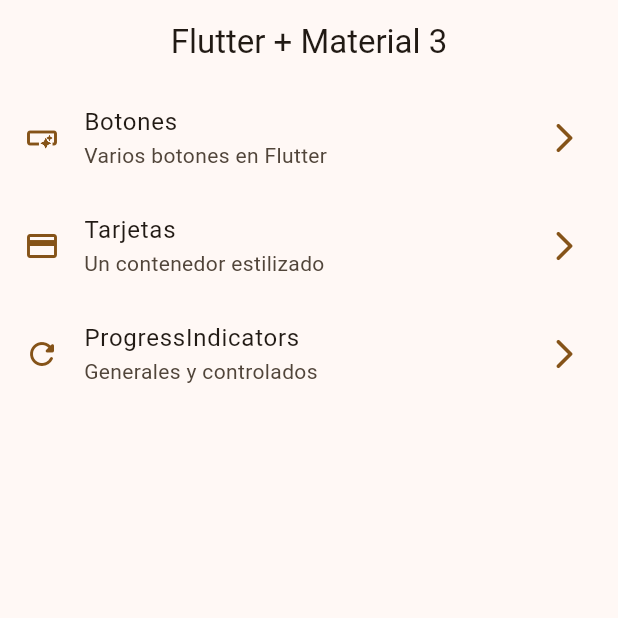
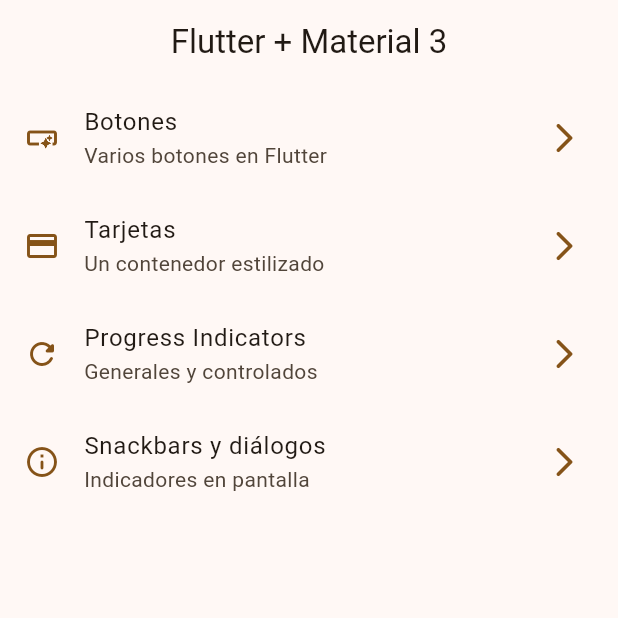
Before and after one commit to URR505/widgets_app, a Flutter app: the screen it shows after launch, on a phone screen of 412 x 824 dp, the top half of it. Run offline on Flutter 3.47's test engine with Material 3 defaults, Android fonts, the phone set to English and light mode, and no system bars; our stand-ins replace go_router.

Commit message:
snackbars dialogs terminados

```diff
--- a/lib/config/menu/menu_items.dart
+++ b/lib/config/menu/menu_items.dart
@@ -25,8 +25,13 @@ const appMenuItems = <MenuItem>[
       link: '/card',
       icon: Icons.credit_card),
   MenuItem(
-      title: 'ProgressIndicators',
+      title: 'Progress Indicators',
       subTitle: 'Generales y controlados',
       link: '/progress',
       icon: Icons.refresh_rounded),
+  MenuItem(
+      title: 'Snackbars y diálogos',
+      subTitle: 'Indicadores en pantalla',
+      link: '/snackbars',
+      icon: Icons.info_outline_rounded),
 ];
--- a/lib/config/router/app_router.dart
+++ b/lib/config/router/app_router.dart
@@ -24,4 +24,10 @@ final appRouter = GoRouter(initialLocation: '/', routes: [
     pageBuilder: (context, state) =>
         const CupertinoPage(child: ProgressScreen()),
   ),
+  GoRoute(
+    path: '/snackbars',
+    name: SnackbarScreen.name,
+    pageBuilder: (context, state) =>
+        const CupertinoPage(child: SnackbarScreen()),
+  ),
 ]);
--- a/lib/main.dart
+++ b/lib/main.dart
@@ -12,6 +12,7 @@ class MainApp extends StatelessWidget {
   @override
   Widget build(BuildContext context) {
     return MaterialApp.router(
+      title: 'Flutter Widgets',
       routerConfig: appRouter,
       debugShowCheckedModeBanner: false,
       theme: AppTheme(selectedColor: 6).getTheme(),
```
Also changed, not shown: lib/presentation/screens/snackbar/snackbar_screen.dart (+58 -1 lines).
